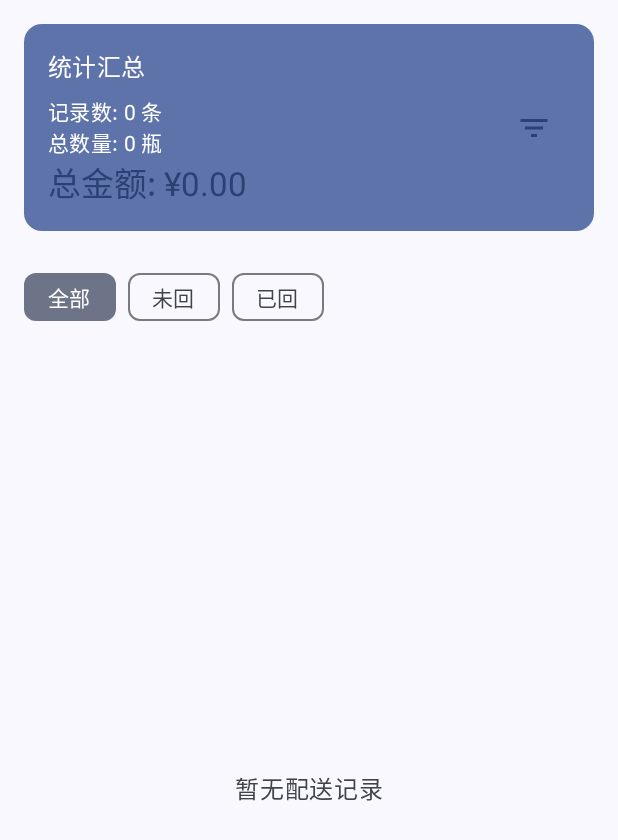
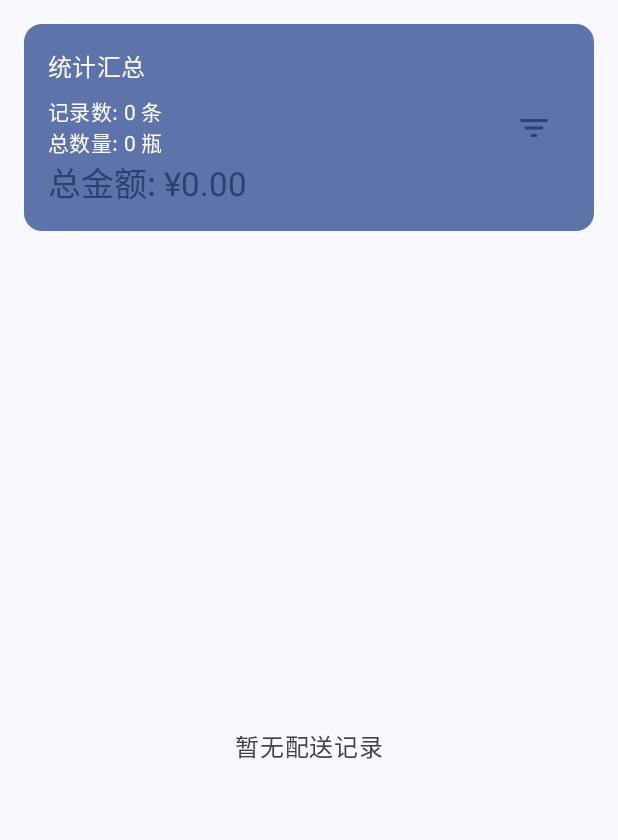
Before and after one commit to Apexyunhnao/MyProductivityApp, an Android app built with Jetpack Compose: the composable StatisticsScreen shown on its own in the app's theme, on a phone screen of 412 x 824 dp. Shown: the top 840 px of the screen. Run offline under Robolectric (Android 15) with nearby library versions, the light colour scheme and no system bars; our stand-ins replace Room's generated code; pictures from the network do not load; 1 statement that could not run was skipped.

Commit message:
删除对瓶筛选标签（未回/已回），toggle按钮已足够

```diff
--- a/app/src/main/java/com/example/myproductivityapp/ui/screens/StatisticsScreen.kt
+++ b/app/src/main/java/com/example/myproductivityapp/ui/screens/StatisticsScreen.kt
@@ -71,7 +71,6 @@ fun StatisticsScreen() {
     var showEndDatePicker by remember { mutableStateOf(false) }
     var recordToDelete by remember { mutableStateOf<DeliveryRecord?>(null) }
     var recordToEdit by remember { mutableStateOf<DeliveryRecord?>(null) }
-    var exchangeFilter by remember { mutableStateOf("ALL") }
 
     LaunchedEffect(Unit) {
         deliveryRecordRepo.observeAll().collect { records ->
@@ -86,7 +85,7 @@ fun StatisticsScreen() {
         }
     }
 
-    LaunchedEffect(selectedEmployee, searchKeyword, startDate, endDate, exchangeFilter) {
+    LaunchedEffect(selectedEmployee, searchKeyword, startDate, endDate) {
         filteredRecords = allRecords.filter { record ->
             val matchEmployee = selectedEmployee == null || record.employeeId == selectedEmployee!!.id
             val matchKeyword = searchKeyword.isBlank() ||
@@ -94,14 +93,8 @@ fun StatisticsScreen() {
                                record.notes.contains(searchKeyword, ignoreCase = true)
             val matchStartDate = startDate == null || record.date >= startDate!!
             val matchEndDate = endDate == null || record.date <= endDate!!
-            val matchExchange = when (exchangeFilter) {
-                "ALL" -> true
-                "PENDING" -> record.exchangeStatus == "PENDING"
-                "RETURNED" -> record.exchangeStatus == "RETURNED"
-                else -> true
-            }
 
-            matchEmployee && matchKeyword && matchStartDate && matchEndDate && matchExchange
+            matchEmployee && matchKeyword && matchStartDate && matchEndDate
         }
     }
 
@@ -204,22 +197,6 @@ fun StatisticsScreen() {
                         Text("清除筛选")
                     }
                 }
-            }
-        }
-
-        // 对瓶筛选标签
-        Row(
-            modifier = Modifier
-                .fillMaxWidth()
-                .padding(horizontal = 16.dp, vertical = 4.dp),
-            horizontalArrangement = Arrangement.spacedBy(8.dp)
-        ) {
-            listOf("ALL" to "全部", "PENDING" to "未回", "RETURNED" to "已回").forEach { (value, label) ->
-                FilterChip(
-                    selected = exchangeFilter == value,
-                    onClick = { exchangeFilter = value },
-                    label = { Text(label) }
-                )
             }
         }
 
```
